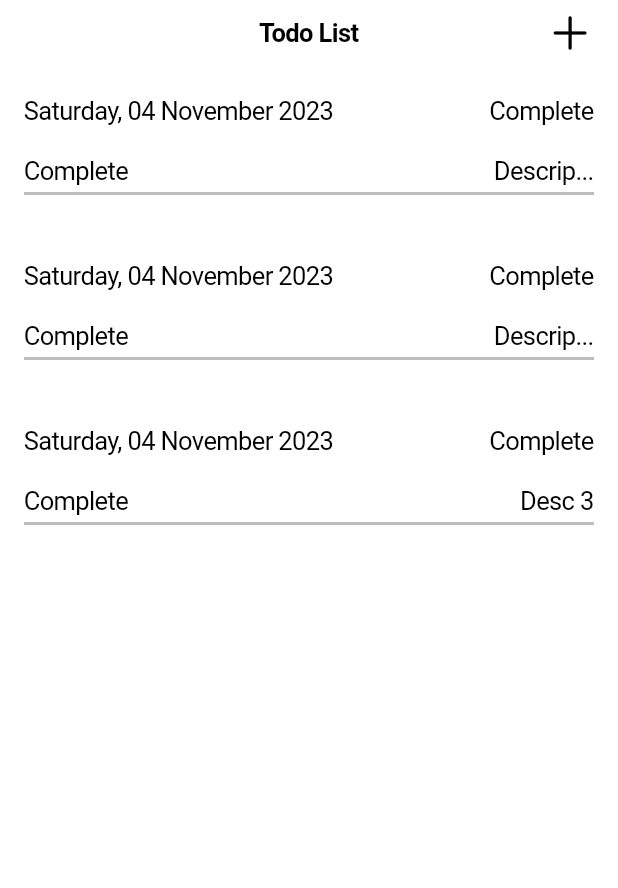
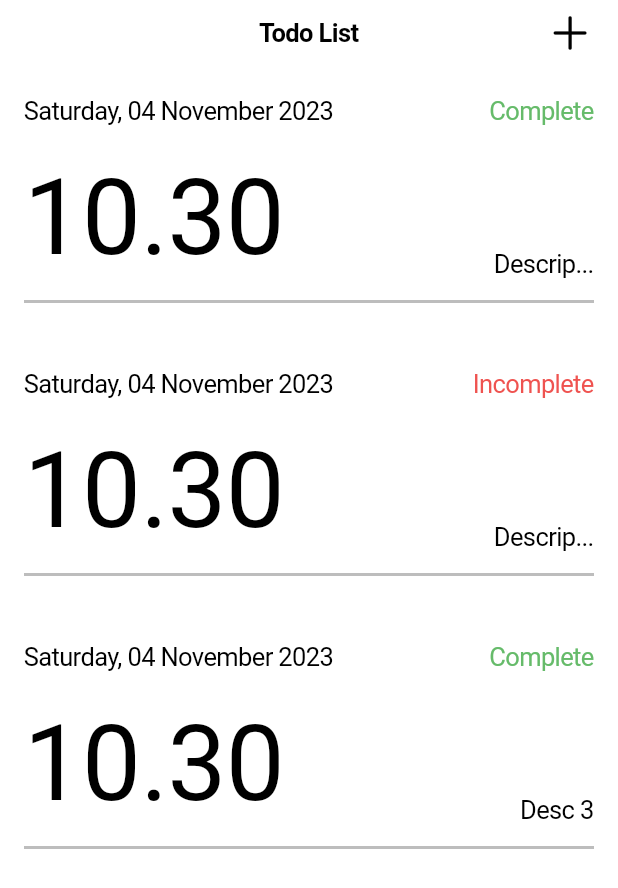
Before and after one commit to VinzZ00/Nano2MalarmFlutterVersion, a Flutter app: the screen it shows after launch, on a phone screen of 412 x 824 dp. Shown: the top 888 px of the screen. Run offline on Flutter 3.47's test engine with Material 2 defaults, Android fonts, the phone set to English and light mode, and no system bars; our stand-ins replace geocoding, geolocator, google_maps_flutter, sqflite; accounts and stored records are empty.

```diff
--- a/lib/presenters/components/todo_list_record.dart
+++ b/lib/presenters/components/todo_list_record.dart
@@ -20,24 +20,38 @@ class RecordOfToDoList extends StatelessWidget {
         vertical: 20,
         horizontal: 16
       ),
+      child: Center(
         child: Column(
+          mainAxisAlignment: MainAxisAlignment.end,
           children: [
             Row(
               mainAxisAlignment: MainAxisAlignment.spaceBetween,
               children: [
                 Text(dateFormatter.format(rec.date)),
-            Text(rec.complete == true ? "Complete" : "Incomplete"),
+                Text(
+                  rec.complete == true ? "Complete" : "Incomplete",
+                  style : TextStyle(
+                    color : rec.complete == true ? Colors.green[400] : Colors.red[400]
+                  )
+                  ),
               ],
             ),
 
             const SizedBox(height: 20),
 
-        Row(
+            Padding(
+              padding: const EdgeInsets.fromLTRB(0, 0, 0, 10),
+              child: Row(
                 mainAxisAlignment: MainAxisAlignment.spaceBetween,
+                crossAxisAlignment: CrossAxisAlignment.end,
                 children: [
-            Text(rec.complete ? "Complete" : "Incomplete"),
+                  Text(
+                    timeFormatter.format(rec.date),
+                    style: TextStyle(fontSize: 70),
+                    ),
                   Text(rec.description.length > 7 ? "${rec.description.substring(0,7)}..." : rec.description),
                 ],
+              ),
             ),
             Divider(
               height: 10,
@@ -46,6 +60,7 @@ class RecordOfToDoList extends StatelessWidget {
             )
           ],
         ),
+      ),
     );
   }
 }
--- a/lib/presenters/views/form.dart
+++ b/lib/presenters/views/form.dart
@@ -17,7 +17,7 @@ class FormPage extends StatefulWidget {
 class _FormPageState extends State<FormPage> {
 
   DateTime selectedDate = DateTime(2023, 10, 18, 16, 36);
-  Brightness brightness = SchedulerBinding.instance.platformDispatcher.platformBrightness;
+
   void _showDialog(Widget child) {
     showCupertinoModalPopup<void>(
       context: context,
@@ -54,7 +54,7 @@ class _FormPageState extends State<FormPage> {
                   padding: EdgeInsets.symmetric(vertical: 16, horizontal: 16),
                   controller: eventNameTextController,
                   placeholder: "Event",
-                  placeholderStyle: TextStyle(color: (brightness == Brightness.dark) ? Colors.grey[600] : Colors.black),
+                  placeholderStyle: TextStyle(color: (MediaQuery.of(context).platformBrightness == Brightness.dark) ? Colors.grey[600] : Colors.black),
                 ),
               ),
 
--- a/lib/presenters/views/home.dart
+++ b/lib/presenters/views/home.dart
@@ -82,7 +82,7 @@ class _MyWidgetState extends State<HomeWidget> {
 
     List<CustRecord> toDoListRecord = [
       CustRecord('1', 0.0, 0.0, 'Description 1 abcdefghijklmn', DateTime.now(), true),
-      CustRecord('2', 0.0, 0.0, 'Description 2 ', DateTime.now(), true),
+      CustRecord('2', 0.0, 0.0, 'Description 2 ', DateTime.now(), false),
       CustRecord('3', 0.0, 0.0, 'Desc 3', DateTime.now(), true),
     ];
 
```
Also changed, not shown: lib/presenters/views/map_view.dart (+35 -8 lines), lib/core/entities/places.dart (added). Lines whose indentation alone changed are shown as unchanged.
